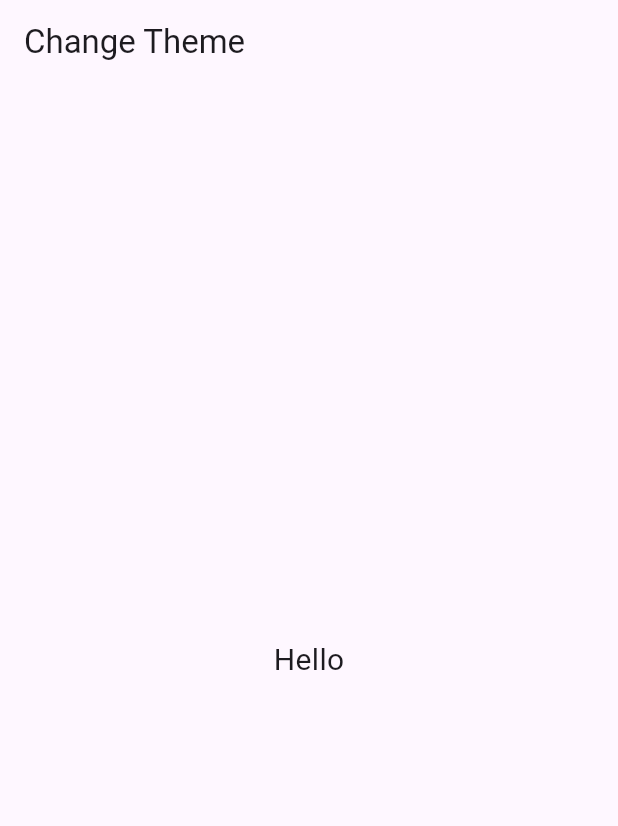
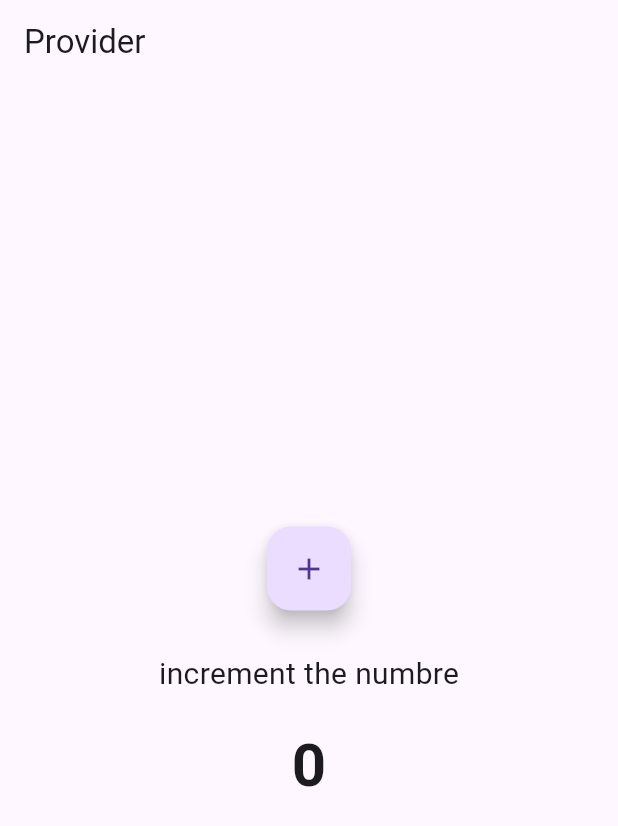
Before and after one commit to sajadnowroozi2003/provider-state-management-in-flutter, a Flutter app: the screen it shows after launch, on a phone screen of 412 x 824 dp. Shown: the top 826 px of the screen. Run offline on Flutter 3.47's test engine with Material 3 defaults, Android fonts, the phone set to English and light mode, and no system bars.

Commit message:
created simple app without provider

```diff
--- a/lib/main.dart
+++ b/lib/main.dart
@@ -1,4 +1,5 @@
 import 'package:flutter/material.dart';
+import 'package:provider_in_flutter/views/home.dart';
 
 void main() {
   runApp(const MyApp());
@@ -12,28 +13,7 @@ class MyApp extends StatelessWidget {
     return MaterialApp(
       debugShowCheckedModeBanner: false,
       theme: ThemeData.light(), // Default Light Theme
-      home: const ChangeTheme(),
+      home: HomePage(),
     );
   }
 }
-
-class ChangeTheme extends StatefulWidget {
-  const ChangeTheme({super.key});
-
-  @override
-  State<ChangeTheme> createState() => _ChangeThemeState();
-}
-
-class _ChangeThemeState extends State<ChangeTheme> {
-  @override
-  Widget build(BuildContext context) {
-    return Scaffold(
-      appBar: AppBar(
-        title: const Text('Change Theme'),
-      ),
-      body: const Center(
-        child: Text('Hello', style: TextStyle(fontSize: 20)),
-      ),
-    );
-  }
-}
--- /dev/null
+++ b/lib/views/home.dart
@@ -0,0 +1,44 @@
+import 'package:flutter/cupertino.dart';
+import 'package:flutter/material.dart';
+
+class HomePage extends StatefulWidget {
+  const HomePage({super.key});
+
+  @override
+  State<HomePage> createState() => _ChangeThemeState();
+}
+
+class _ChangeThemeState extends State<HomePage> {
+  int _number = 0 ;
+  @override
+  Widget build(BuildContext context) {
+    return Scaffold(
+      appBar: AppBar(
+        title: const Text('Provider'),
+      ),
+      body: Center(
+        child: Column(
+          mainAxisAlignment: MainAxisAlignment.center,
+          crossAxisAlignment: CrossAxisAlignment.center,
+          children: [
+            Padding(
+              padding: const EdgeInsets.all(10.0),
+              child: FloatingActionButton(
+                onPressed: (){
+                  setState(() {
+                    _number ++;
+                  });
+
+              },child: Icon(Icons.add),),
+            ),
+            Padding(
+              padding: const EdgeInsets.all(18.0),
+              child: const Text('increment the numbre', style: TextStyle(fontSize: 20)),
+            ),
+            Text('$_number',style: TextStyle(fontSize: 40, fontWeight: FontWeight.bold),),
+          ],
+        ),
+      ),
+    );
+  }
+}
```
